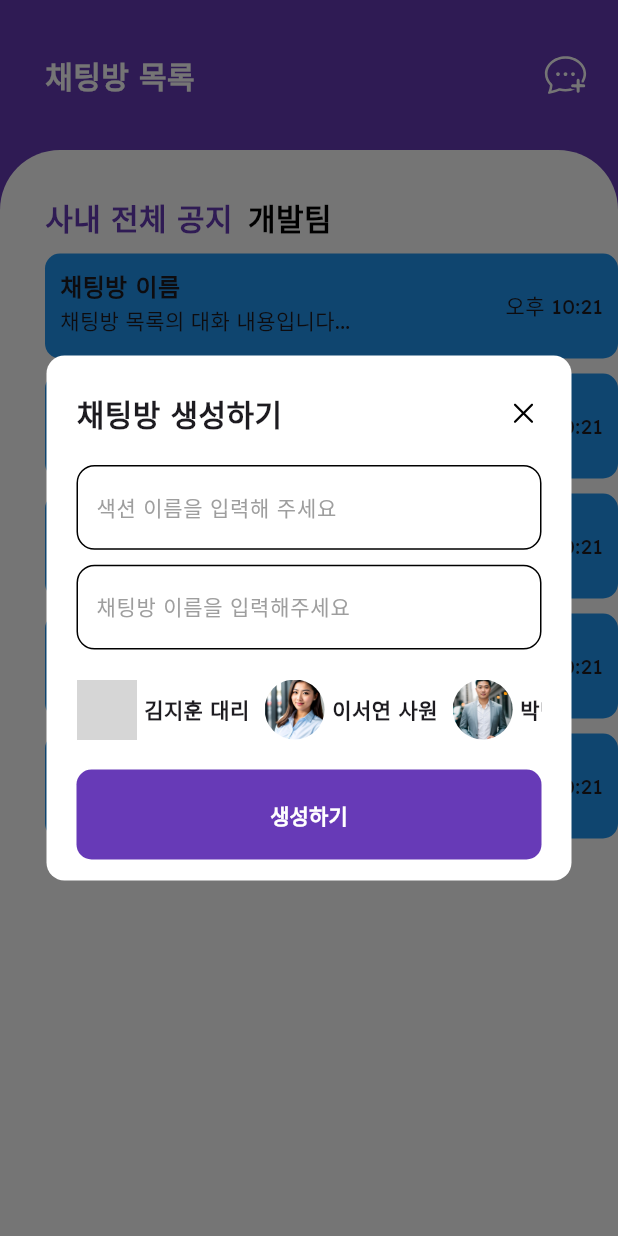
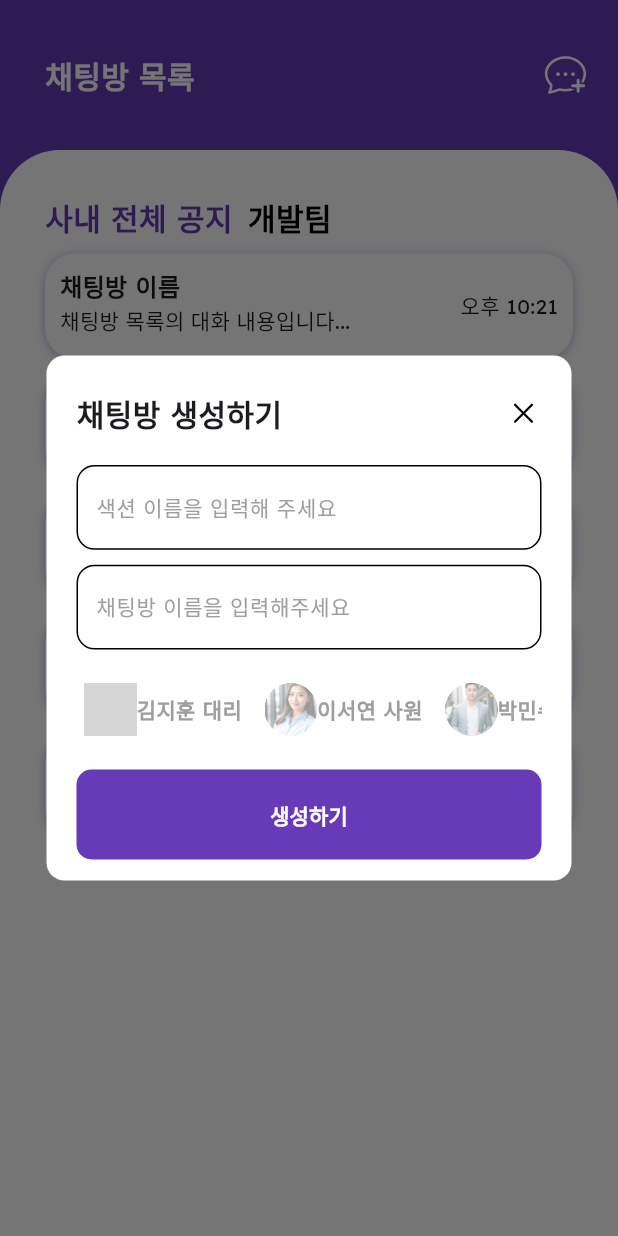
Before and after one commit to kimdo123/ConnexChat, a Flutter app: the Chat screen opened directly, after a tap on an icon or button, on a phone screen of 412 x 824 dp. Run offline on Flutter 3.47's test engine with Material 3 defaults, Android fonts, the phone set to English and light mode, and no system bars; our stand-ins replace flutter_svg; grey boxes are pictures that could not be loaded.

Commit message:
그림자 바꾸기 전 최종

```diff
--- a/lib/view/bottom_navi/chat.dart
+++ b/lib/view/bottom_navi/chat.dart
@@ -59,9 +59,10 @@ class _ChatState extends State<Chat> {
                       color: Colors.white,
                     ),
                     child: Align(
-                      alignment: Alignment.topLeft,
+                      alignment: Alignment.topCenter,
                       child: Padding(
-                        padding: EdgeInsetsGeometry.fromLTRB(30, 30, 0, 0),
+                        padding: EdgeInsetsGeometry.all(30),
+                        // padding: EdgeInsetsGeometry.fromLTRB(30, 30, 0, 0),
                         child: Column(
                           crossAxisAlignment: CrossAxisAlignment.start,
                           children: [
@@ -146,8 +147,13 @@ class _ChatState extends State<Chat> {
     return Container(
       height: 70,
       decoration: BoxDecoration(
-        color: Colors.blue,
-        borderRadius: BorderRadius.circular(10),
+        color: Colors.white,
+        borderRadius: BorderRadius.circular(20),
+        boxShadow: [BoxShadow(
+          color: Colors.deepPurple.withOpacity(0.4),
+          blurRadius: 5,
+          offset: Offset(0, 1),
+        )]
       ),
       child: Padding(
         padding: EdgeInsetsGeometry.all(10),
@@ -156,6 +162,7 @@ class _ChatState extends State<Chat> {
             Column(
               crossAxisAlignment: CrossAxisAlignment.start,
               children: [
+                // TODO API 채팅방 이름
                 Text(
                   '채팅방 이름',
                   style: TextStyle(
@@ -163,6 +170,7 @@ class _ChatState extends State<Chat> {
                     fontSize: 16,
                   ),
                 ),
+                // TODO API 채팅방 대화 목록
                 Text('채팅방 목록의 대화 내용입니다...'),
               ],
             ),
--- a/lib/view/bottom_navi/home.dart
+++ b/lib/view/bottom_navi/home.dart
@@ -61,7 +61,7 @@ class _HomeState extends State<Home> {
                 child: Align(
                   alignment: Alignment.topLeft,
                   child: Padding(
-                    padding: EdgeInsetsGeometry.fromLTRB(30, 30, 0, 0),
+                    padding: EdgeInsetsGeometry.fromLTRB(30, 30, 30, 0),
                     child: Column(
                       crossAxisAlignment: CrossAxisAlignment.start,
                       children: [
--- a/lib/view/s_home.dart
+++ b/lib/view/s_home.dart
@@ -34,7 +34,7 @@ class _HomeScreenState extends State<HomeScreen> {
         padding: EdgeInsetsGeometry.all(20),
         child: Material(
           elevation: 10,
-          shadowColor: Colors.black,
+          shadowColor: Colors.deepPurple,
           borderRadius: BorderRadius.circular(100),
           child: ClipRRect(
             borderRadius: BorderRadius.circular(100),
--- a/lib/widget/s_popup.dart
+++ b/lib/widget/s_popup.dart
@@ -73,6 +73,7 @@ class _DialogWidgetState extends State<DialogWidget> {
                           Expanded(child: SizedBox()),
                           GestureDetector(
                             onTap: () {
+                              Navigator.pop(context);
                               log('Close');
                             },
                             child: Utils.svg('close', 24, Colors.black),
@@ -135,29 +136,52 @@ class _DialogWidgetState extends State<DialogWidget> {
     );
   }
 
-  List<int> selected = [
-
-  ];
+  List<int> selected = [];
 
   Widget selectePeople(int index) {
     return GestureDetector(
-      onTap: (){
-        selected.add(index);
+      onTap: () {
+        if (!selected.contains(index)) {
+          setState(() {
+            selected.add(index);
+            log(selected.toString());
+            log('선택 [$index]');
+          });
+        } else {
+          setState(() {
+            selected.remove(index);
+            log(selected.toString());
+            log('선택 헤제 [$index]');
+          });
+        }
       },
       child: Row(
         children: [
+          SizedBox(width: 5),
           ClipRRect(
             borderRadius: BorderRadius.circular(100),
             child: SizedBox(
-              width: 40,
-              height: 40,
-              child: Utils.people('employee${index + 1}', 40),
+              width: 35,
+              height: 35,
+              child: Stack(
+                children: [
+                  Utils.people('employee${index + 1}', 40),
+                  Container(
+                    color: selected.contains(index)
+                        ? Colors.transparent
+                        : Colors.white.withOpacity(0.6),
+                  ),
+                ],
+              ),
             ),
           ),
-          SizedBox(width: 5),
+
           Text(
             Utils.peopleName[index],
-            style: TextStyle(fontWeight: FontWeight.bold),
+            style: TextStyle(
+              fontWeight: FontWeight.bold,
+              color: selected.contains(index) ? Colors.black : Colors.grey,
+            ),
           ),
         ],
       ),
```
Also changed, not shown: pubspec.lock.
